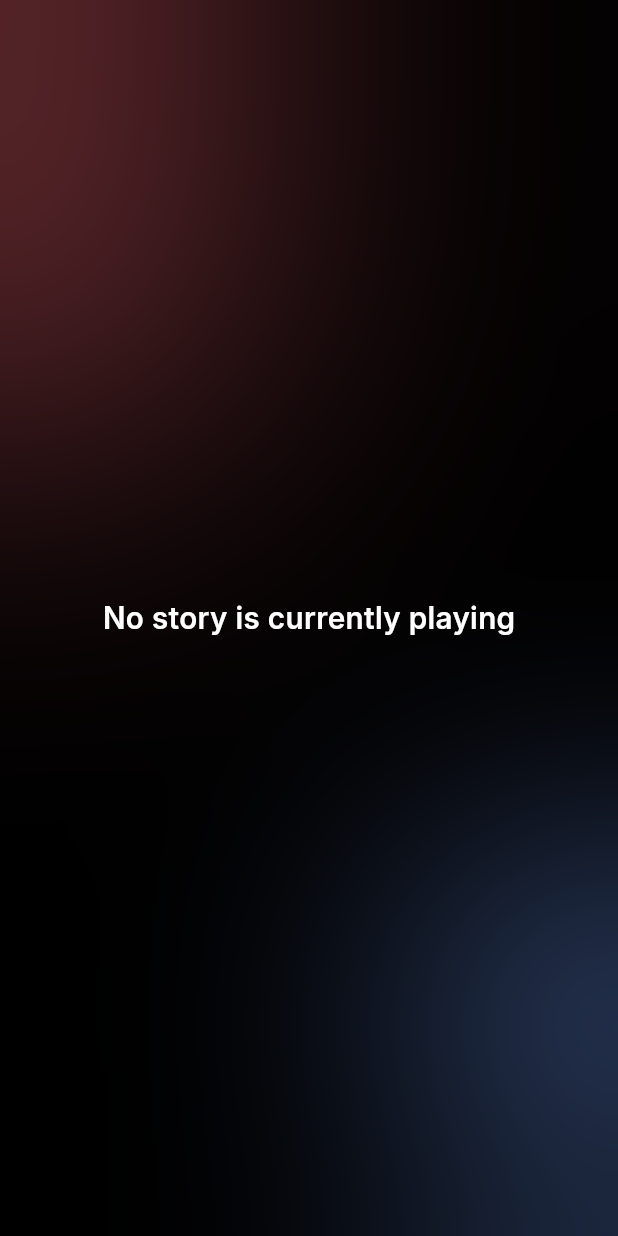
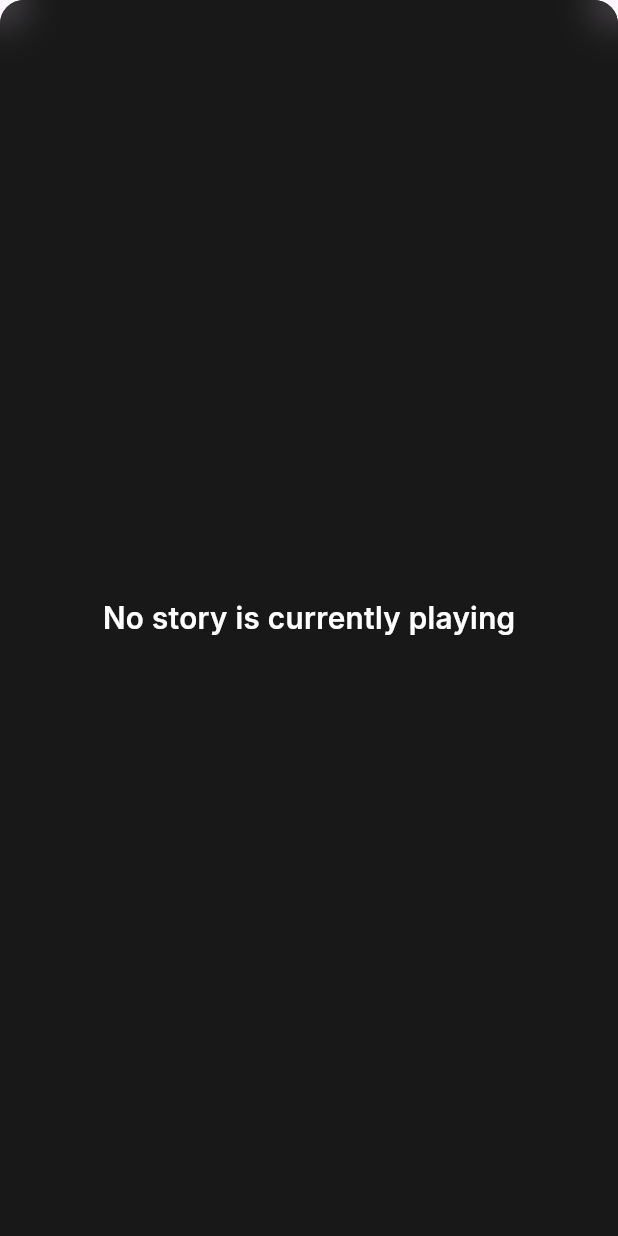
Before and after one commit to mosq-1to/newstream, a Flutter app: the PlayerPage widget shown alone on an empty page, opened directly, on a phone screen of 412 x 824 dp. Run offline on Flutter 3.47's test engine with Material 3 defaults, Android fonts, the phone set to English and light mode, and no system bars; our stand-ins replace cached_network_image, flutter_dotenv, flutter_svg, get, google_sign_in, just_audio and 2 more; missing offline and left inert: audio_session; accounts and stored records are empty; statements that could not run were skipped.

Commit message:
make player page a drawer

```diff
--- a/client_app/lib/main.dart
+++ b/client_app/lib/main.dart
@@ -5,7 +5,6 @@ import 'package:client_app/auth/auth_page.dart';
 import 'package:client_app/config/app_config.dart';
 import 'package:client_app/homefeed/homefeed_bindings.dart';
 import 'package:client_app/homefeed/homefeed_page.dart';
-import 'package:client_app/player/pages/player_page.dart';
 import 'package:client_app/player/player_bindings.dart';
 import 'package:client_app/splashscreen/splashscreen_bindings.dart';
 import 'package:client_app/splashscreen/splashscreen_page.dart';
@@ -66,10 +65,6 @@ class MyApp extends StatelessWidget {
           page: () => HomefeedPage(),
           binding: HomefeedBindings(),
         ),
-        GetPage(
-          name: '/player',
-          page: () => PlayerPage(),
-        ),
       ],
     );
   }
--- a/client_app/lib/player/pages/player_page.dart
+++ b/client_app/lib/player/pages/player_page.dart
@@ -1,3 +1,5 @@
+import 'dart:ui';
+
 import 'package:client_app/common/theme/dark_background_layout.dart';
 import 'package:client_app/common/theme/text_styles.dart';
 import 'package:client_app/player/player_controller.dart';
@@ -5,15 +7,62 @@ import 'package:client_app/player/widgets/player_controls.dart';
 import 'package:flutter/material.dart';
 import 'package:get/get.dart';
 
-class PlayerPage extends StatelessWidget {
+class PlayerPage extends StatefulWidget {
+  const PlayerPage({super.key});
+
+  @override
+  State<PlayerPage> createState() => _PlayerPageState();
+
+  static Future<void> show(BuildContext context) async {
+    return showModalBottomSheet(
+      context: context,
+      isScrollControlled: true,
+      backgroundColor: Colors.transparent,
+      builder: (context) => const PlayerPage(),
+    );
+  }
+}
+
+class _PlayerPageState extends State<PlayerPage> {
   final PlayerController controller = Get.find<PlayerController>();
+  final DraggableScrollableController _dragController =
+      DraggableScrollableController();
 
-  PlayerPage({super.key});
+  @override
+  void dispose() {
+    _dragController.dispose();
+    super.dispose();
+  }
 
   @override
   Widget build(BuildContext context) {
-    return Scaffold(
-      body: DarkBackgroundLayout(
+    return DraggableScrollableSheet(
+      initialChildSize: 1.0,
+      controller: _dragController,
+      snap: true,
+      snapSizes: const [1],
+      builder: (context, scrollController) {
+        return GestureDetector(
+          onVerticalDragEnd: (details) {
+            if (details.velocity.pixelsPerSecond.dy > 1500) {
+              Navigator.of(context).pop();
+            }
+          },
+          child: Container(
+            decoration: BoxDecoration(
+              color: Colors.black.withOpacity(0.9),
+              borderRadius: const BorderRadius.only(
+                topLeft: Radius.circular(16),
+                topRight: Radius.circular(16),
+              ),
+            ),
+            child: ClipRRect(
+              borderRadius: const BorderRadius.only(
+                topLeft: Radius.circular(16),
+                topRight: Radius.circular(16),
+              ),
+              child: BackdropFilter(
+                filter: ImageFilter.blur(sigmaX: 15, sigmaY: 15),
                 child: SafeArea(
                   child: Obx(() {
                     final playerState = controller.playerState.value;
@@ -33,8 +82,12 @@ class PlayerPage extends StatelessWidget {
                       children: [
                         _buildHeader(),
                         Expanded(
+                          child: SingleChildScrollView(
+                            controller: scrollController,
+                            physics: const ClampingScrollPhysics(),
                             child: Padding(
-                    padding: const EdgeInsets.symmetric(horizontal: 24),
+                              padding:
+                                  const EdgeInsets.symmetric(horizontal: 24),
                               child: Column(
                                 children: [
                                   const SizedBox(height: 16),
@@ -45,14 +98,18 @@ class PlayerPage extends StatelessWidget {
                                   const SizedBox(height: 24),
                                   Text(
                                     currentStory.title,
-                          style: TextStyles.headingMd.copyWith(height: 1.2),
+                                    style: TextStyles.headingMd
+                                        .copyWith(height: 1.2),
                                     maxLines: 4,
                                     overflow: TextOverflow.ellipsis,
                                   ),
                                   const SizedBox(height: 48),
-                        const Spacer(),
+                                  const SizedBox(height: 100),
+                                  // Extra space at bottom
                                   PlayerControls(),
+                                  const SizedBox(height: 40),
                                 ],
+                              ),
                             ),
                           ),
                         ),
@@ -61,18 +118,38 @@ class PlayerPage extends StatelessWidget {
                   }),
                 ),
               ),
+            ),
+          ),
+        );
+      },
     );
   }
 
   Widget _buildHeader() {
-    return Row(
+    return Column(
+      children: [
+        // Drag handle indicator
+        Center(
+          child: Container(
+            margin: const EdgeInsets.only(top: 8, bottom: 8),
+            width: 40,
+            height: 4,
+            decoration: BoxDecoration(
+              color: Colors.white.withOpacity(0.3),
+              borderRadius: BorderRadius.circular(2),
+            ),
+          ),
+        ),
+        Row(
           children: [
             IconButton(
               icon: const Icon(
                 Icons.arrow_back,
                 color: Colors.white,
               ),
-          onPressed: () => Get.back(),
+              onPressed: () => Navigator.of(context).pop(),
+            ),
+          ],
         ),
       ],
     );
--- a/client_app/lib/player/widgets/player_navbar.dart
+++ b/client_app/lib/player/widgets/player_navbar.dart
@@ -1,6 +1,7 @@
 import 'dart:ui' as ui;
 
 import 'package:client_app/common/theme/text_styles.dart';
+import 'package:client_app/player/pages/player_page.dart';
 import 'package:client_app/player/player_controller.dart';
 import 'package:client_app/player/widgets/player_control_button.dart';
 import 'package:flutter/material.dart';
@@ -22,7 +23,7 @@ class PlayerNavbar extends StatelessWidget {
       }
 
       return GestureDetector(
-        onTap: () => Get.toNamed('/player'),
+        onTap: () => PlayerPage.show(context),
         child: Container(
           margin: const EdgeInsets.only(bottom: 8),
           child: ClipRRect(
```
Lines whose indentation alone changed are shown as unchanged.
